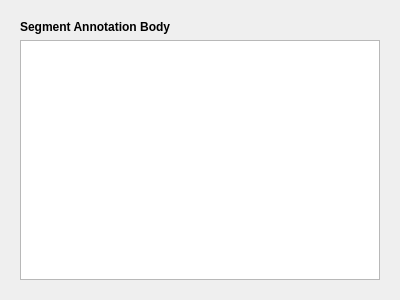
FilmColors/VIAN, file qt_ui/AttributesSegment.ui: the form before one commit.
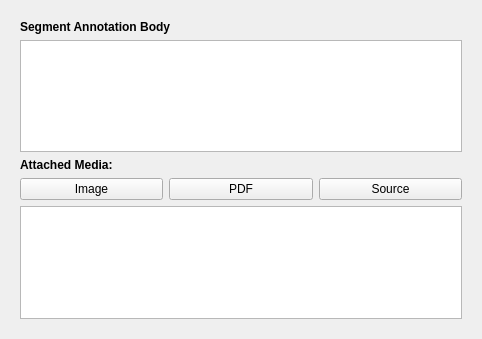
The form after the commit.

What changed in the file:
```diff
--- a/qt_ui/AttributesSegment.ui
+++ b/qt_ui/AttributesSegment.ui
@@ -6,8 +6,8 @@
    <rect>
     <x>0</x>
     <y>0</y>
-    <width>400</width>
-    <height>300</height>
+    <width>482</width>
+    <height>339</height>
    </rect>
   </property>
   <property name="windowTitle">
@@ -27,6 +27,54 @@
       <item>
        <widget class="QTextEdit" name="textEdit_AnnotationBody"/>
       </item>
+      <item>
+       <widget class="QLabel" name="label_2">
+        <property name="text">
+         <string>&lt;b&gt;Attached Media:</string>
+        </property>
+       </widget>
+      </item>
+      <item>
+       <layout class="QHBoxLayout" name="horizontalLayout">
+        <item>
+         <widget class="QPushButton" name="btn_AddImage">
+          <property name="text">
+           <string>Image</string>
+          </property>
+         </widget>
+        </item>
+        <item>
+         <widget class="QPushButton" name="btn_AddPDF">
+          <property name="text">
+           <string>PDF</string>
+          </property>
+         </widget>
+        </item>
+        <item>
+         <widget class="QPushButton" name="btn_BibSource">
+          <property name="text">
+           <string>Source</string>
+          </property>
+         </widget>
+        </item>
+       </layout>
+      </item>
+      <item>
+       <widget class="QListWidget" name="listWidget_AttachedMedia">
+        <property name="sizePolicy">
+         <sizepolicy hsizetype="Expanding" vsizetype="Preferred">
+          <horstretch>0</horstretch>
+          <verstretch>0</verstretch>
+         </sizepolicy>
+        </property>
+        <property name="minimumSize">
+         <size>
+          <width>0</width>
+          <height>10</height>
+         </size>
+        </property>
+       </widget>
+      </item>
      </layout>
     </widget>
    </item>
```
